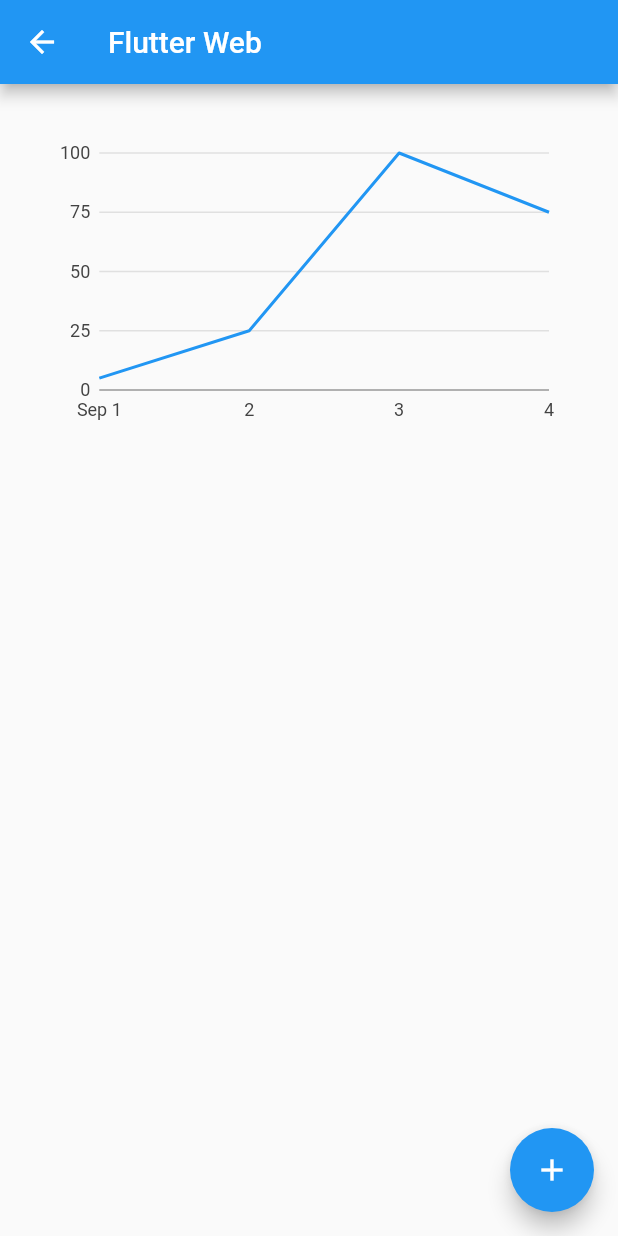
After one commit to MasterMonkey-Great/newbie_flutter, a Flutter app: the WebsocketGoPage screen opened directly, on a phone screen of 412 x 824 dp. The commit adds this screen. Run offline on Flutter 3.47's test engine with Material 2 defaults, Android fonts, the phone set to English and light mode, and no system bars; our stand-ins replace charts_flutter; network calls fail.

Commit message:
websocket

```diff
--- /dev/null
+++ b/lib/NetWork/WebSocket/websocketgo.dart
@@ -0,0 +1,102 @@
+import 'package:flutter/material.dart';
+import 'package:charts_flutter/flutter.dart' as charts;
+import 'dart:math';
+import 'package:flutter/foundation.dart';
+import 'package:web_socket_channel/web_socket_channel.dart';
+
+
+class WebsocketGoPage extends StatefulWidget {
+  final String title;
+  final WebSocketChannel channel;
+
+  WebsocketGoPage({Key key,@required this.title,@required this.channel}) : super(key: key);
+
+  @override
+  _WebsocketGoPageState createState() => new _WebsocketGoPageState();
+}
+
+class ClicksPerYear {
+  final String year;
+  final int clicks;
+  final charts.Color color;
+
+  ClicksPerYear(this.year, this.clicks, Color color)
+      : this.color = new charts.Color(
+      r: color.red, g: color.green, b: color.blue, a: color.alpha);
+}
+
+
+class TimeSeriesSales {
+  final DateTime time;
+  final int sales;
+
+  TimeSeriesSales(this.time, this.sales);
+}
+
+class _WebsocketGoPageState extends State<WebsocketGoPage> {
+  int _counter = 4;
+
+  final serialdata = [
+    new TimeSeriesSales(new DateTime(2017, 9, 1), 5),
+    new TimeSeriesSales(new DateTime(2017, 9, 2), 25),
+    new TimeSeriesSales(new DateTime(2017, 9, 3), 100),
+    new TimeSeriesSales(new DateTime(2017, 9, 4), 75),
+  ];
+  Random random = new Random();
+
+  void _incrementCounter() {
+    widget.channel.sink.add("request");
+    widget.channel.stream.listen((data) {
+    setState(() {
+        _counter++;
+        serialdata.add(new TimeSeriesSales(new DateTime(2017, 9, _counter), int.tryParse(data) ?? 0));
+        if(serialdata.length>20) {
+          serialdata.removeAt(0);
+        }
+    });
+    });
+  }
+
+  @override
+  Widget build(BuildContext context) {
+    List<charts.Series<TimeSeriesSales, DateTime>> seriesList = [
+      new charts.Series<TimeSeriesSales, DateTime>(
+        id: 'Sales',
+        colorFn: (_, __) => charts.MaterialPalette.blue.shadeDefault,
+        domainFn: (TimeSeriesSales sales, _) => sales.time,
+        measureFn: (TimeSeriesSales sales, _) => sales.sales,
+        data: serialdata,
+      )
+    ];
+
+    var chart = new charts.TimeSeriesChart(
+      seriesList,
+      animate: false,
+    );
+    var chartWidget = new Padding(
+      padding: new EdgeInsets.all(32.0),
+      child: new SizedBox(
+        height: 200.0,
+        child: chart,
+      ),
+    );
+
+    return new Scaffold(
+      appBar: new AppBar(
+        title: new Text(widget.title),
+      ),
+      body: new Center(
+        child: new Column(
+          children: <Widget>[
+            chartWidget,
+          ],
+        ),
+      ),
+      floatingActionButton: new FloatingActionButton(
+        onPressed: _incrementCounter,
+        tooltip: 'Increment',
+        child: new Icon(Icons.add),
+      ),
+    );
+  }
+}
--- a/lib/UIKit/Widget/StatelessWidgetPage.dart
+++ b/lib/UIKit/Widget/StatelessWidgetPage.dart
@@ -31,5 +31,6 @@ class StatelssWidgetPage extends StatelessWidget {
       appBar: _appBar,
       body: _body,
     );
+
   }
 }
--- a/lib/router/Routes.dart
+++ b/lib/router/Routes.dart
@@ -53,6 +53,13 @@ import 'package:newbieflutter/UIKit/RouterPushReplace/Page/RegisterSecond.dart';
 import 'package:newbieflutter/UIKit/RouterPushReplace/Page/RegisterThird.dart';
 import 'package:newbieflutter/UIKit/RouterPushReplace/Page/Search.dart';
 import 'package:newbieflutter/UIKit/RouterPushReplace/MaterialPageRoute/NewsList.dart';
+
+import 'package:newbieflutter/Animation/AnimationLogo.dart';
+
+
+import 'package:newbieflutter/NetWork/WebSocket/websocket.dart';
+import 'package:web_socket_channel/io.dart';
+import 'package:newbieflutter/NetWork/WebSocket/websocketgo.dart';
 
 
 
@@ -112,6 +119,11 @@ final routes={
       '/registerThird':(context)=>RegisterThirdPage(),
       '/materialpagerouter':(context) => NewsListPage(title: '新闻列表'),
 
+      '/anmiationapp':(context) => LogoAppor(),
+
+      '/websocket':(context) => WebsocketPage(title: 'WebSocket Demo', channel: IOWebSocketChannel.connect('ws://echo.websocket.org')),
+      '/websocketgo':(context) => WebsocketGoPage(title: 'Flutter Web', channel: IOWebSocketChannel.connect('ws://192.168.80.135/echo'))
+
 
 };
 
--- a/pubspec.yaml
+++ b/pubspec.yaml
@@ -25,6 +25,8 @@ dependencies:
   cupertino_icons: ^0.1.2
   dio: ^3.0.3
   http: ^0.12.0
+  web_socket_channel : ^1.1.0
+  charts_flutter: 0.9.0
 
 dev_dependencies:
   flutter_test:
```
Also changed, not shown: lib/Animation/AnimationLogo.dart (added, +46 -0 lines), lib/Animation/AnimationWidget.dart (added, +46 -0 lines), lib/NetWork/WebSocket/websocket.dart (added, +69 -0 lines), lib/UIKit/TextField/TextFieldPage.dart (+1 -49 lines), lib/pages/Mine.dart (+41 -0 lines), pubspec.lock, 1 other file.
